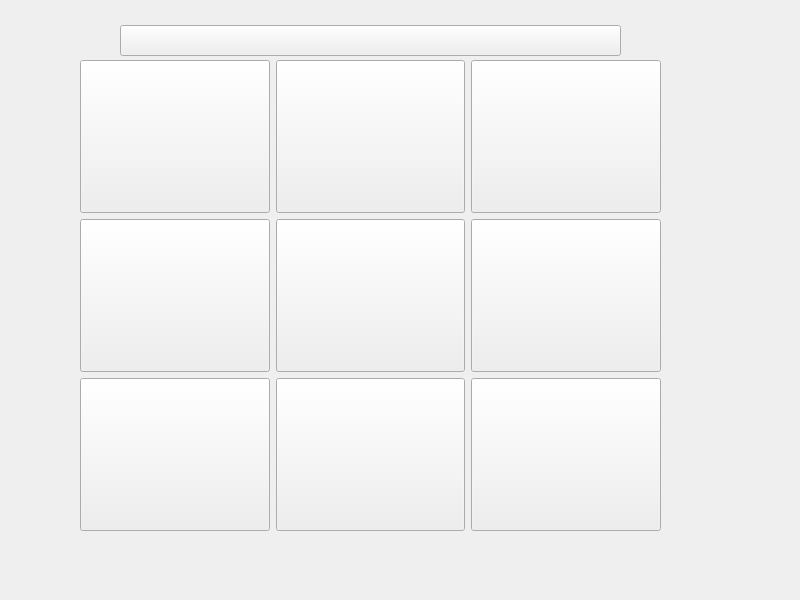
Qt form homework/ticTacToe/sheshenya/widget.ui (vladnosiv/ksp_practice) before a commit.
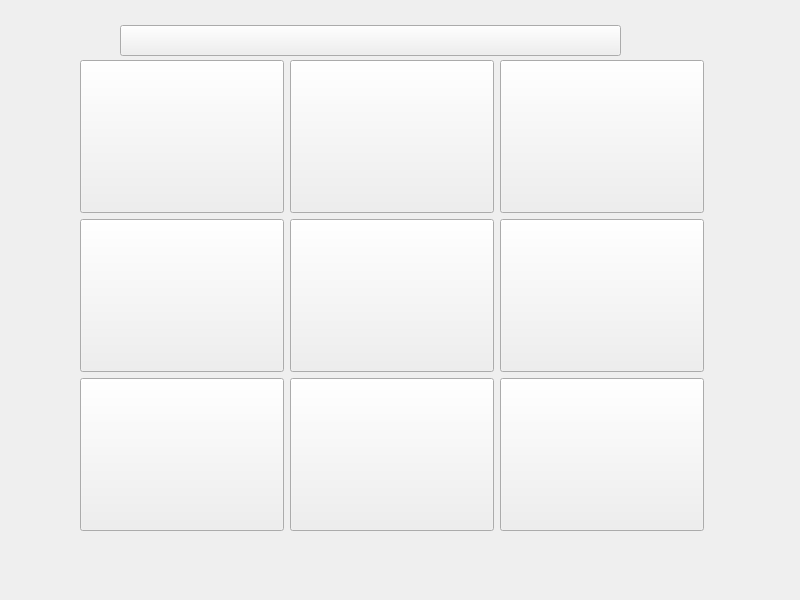
The same form after that commit.

Patch:
```diff
--- a/homework/ticTacToe/sheshenya/widget.ui
+++ b/homework/ticTacToe/sheshenya/widget.ui
@@ -24,7 +24,7 @@
     <rect>
      <x>80</x>
      <y>60</y>
-     <width>581</width>
+     <width>624</width>
      <height>471</height>
     </rect>
    </property>
```
Left out of the diff: 276 changed lines with no effect on the pictures.
